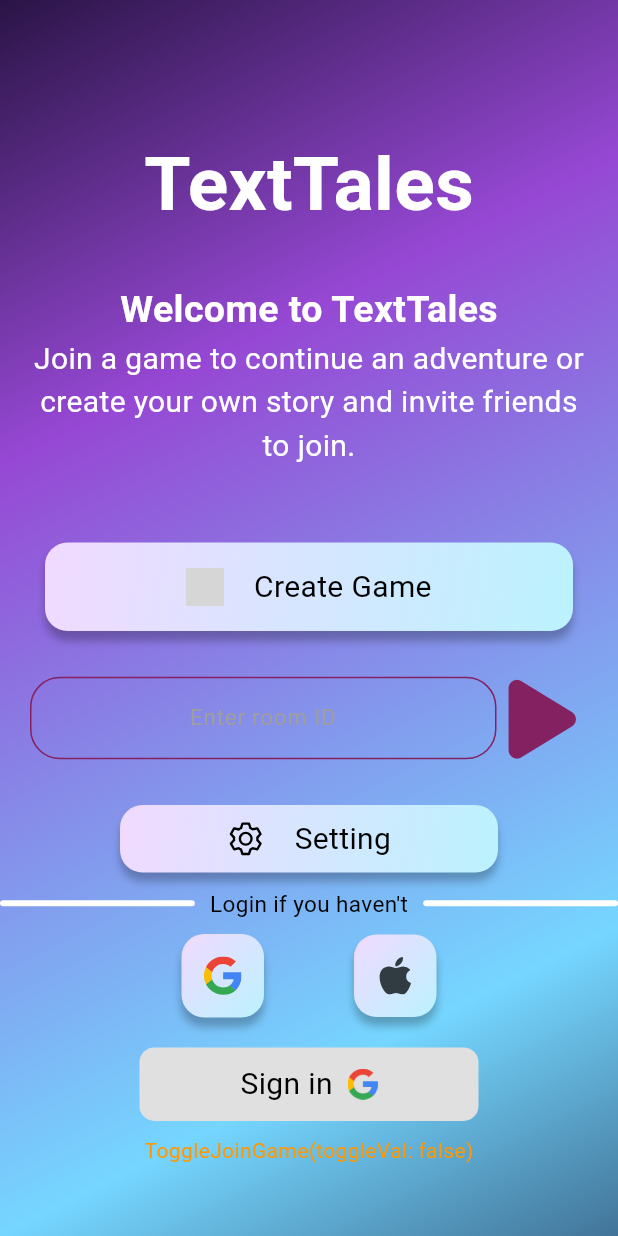
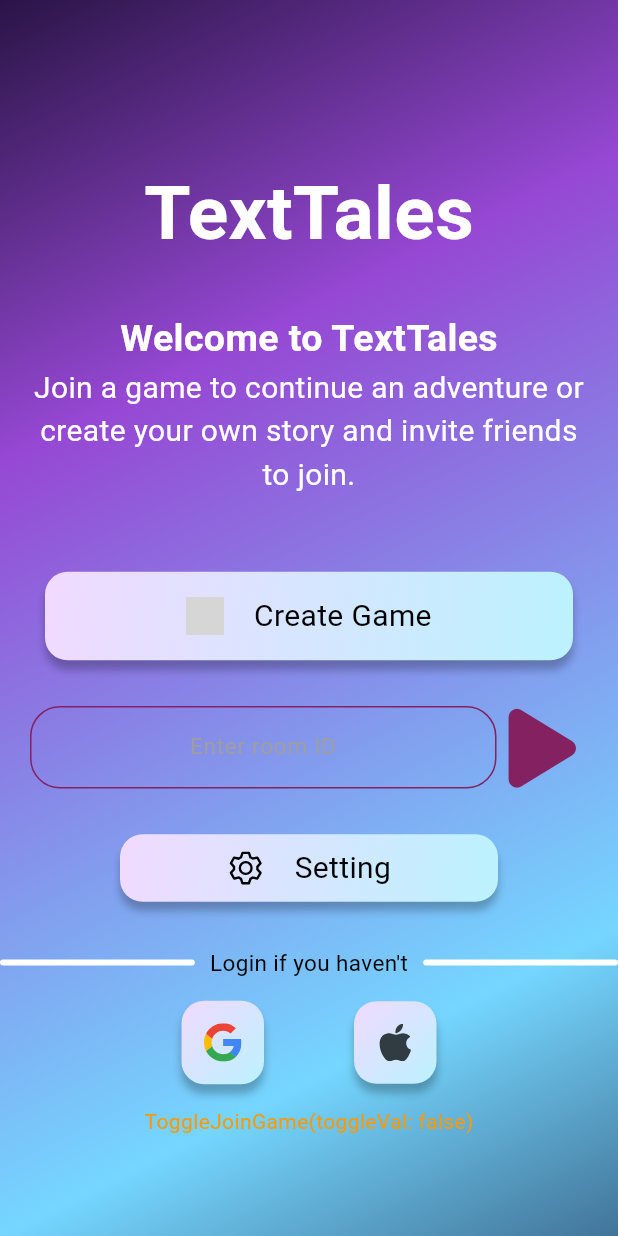
Before and after one commit to FrostyCake47/TextTales, a Flutter app: the screen it shows after launch, on a phone screen of 412 x 824 dp. Run offline on Flutter 3.47's test engine with Material 3 defaults, Android fonts, the light colour scheme and no system bars; our stand-ins replace firebase_auth, firebase_core, flutter_riverpod, flutter_spinkit, flutter_svg, fluttertoast and 4 more; missing offline and left inert: dart:ffi; accounts and stored records are empty; Roboto replaces fonts that are missing (Poppins); grey boxes are pictures that could not be loaded.

Commit message:
login ternary

```diff
--- a/lib/screens/home.dart
+++ b/lib/screens/home.dart
@@ -7,6 +7,7 @@ import 'package:firebase_core/firebase_core.dart';
 import 'package:flutter/material.dart';
 import 'package:flutter_riverpod/flutter_riverpod.dart';
 import 'package:flutter_spinkit/flutter_spinkit.dart';
+import 'package:flutter_svg/flutter_svg.dart';
 import 'package:fluttertoast/fluttertoast.dart';
 import 'package:riverpod/riverpod.dart';
 import 'package:font_awesome_flutter/font_awesome_flutter.dart';
@@ -100,7 +101,15 @@ class HomeScreen extends ConsumerWidget {
                               ),
                               const SizedBox(width: 10,),
                               Text(player.name, style: textMedium.copyWith(fontSize: 15),),
-                              const SizedBox(width: 10,)
+                              const SizedBox(width: 10,),
+                              GestureDetector(
+                                onTap: signOut,
+                                child: SvgPicture.asset(
+                                  'assets/signout.svg',
+                                  width: 25,
+                                  semanticsLabel: 'A red up arrow'
+                                ),
+                              ),
                             ],
                           ),
                         ),
@@ -169,13 +178,17 @@ class HomeScreen extends ConsumerWidget {
                   },
                   child: HomeBtn(text: 'Setting',imgSrc: 'setting', px: 8, mx: 80,)
                 ),
+                const SizedBox(
+                  height: 20,
+                ),
 
+                player.playerId == '' ?
+                Column(children: [
                   Row(
                     mainAxisAlignment: MainAxisAlignment.center,
                     children: [
                       Expanded(
                         child: Container(
-                        width: double.infinity,
                           padding: EdgeInsets.symmetric(vertical: 2),
                           margin: EdgeInsets.fromLTRB(0, 0, 10, 0),
                           decoration: BoxDecoration(
@@ -187,7 +200,6 @@ class HomeScreen extends ConsumerWidget {
                       Text("Login if you haven't", style: textMedium.copyWith(color: Colors.black, fontSize: 15),),
                       Expanded(
                         child: Container(
-                        width: double.infinity,
                           padding: EdgeInsets.symmetric(vertical: 2),
                           margin: EdgeInsets.fromLTRB(10, 0, 0, 0),
                           decoration: BoxDecoration(
@@ -199,7 +211,9 @@ class HomeScreen extends ConsumerWidget {
                     ],
                   ),
 
-                player.playerId == '' ? Row(
+                  Container(
+                    margin: const EdgeInsets.symmetric(vertical: 5),
+                    child: Row(
                       mainAxisAlignment: MainAxisAlignment.center,
                       children: [
                         GestureDetector(
@@ -211,55 +225,10 @@ class HomeScreen extends ConsumerWidget {
                           child: IntrinsicWidth(child: LoginBtn(imgSrc: 'apple')),
                         )
                       ],
-                ) : Container(),
-
-                player.playerId == '' ? GestureDetector(
-                  onTap: signInWithGoogle,
-                  child: Container(
-                    padding: const EdgeInsets.symmetric(vertical: 10, horizontal: 20),
-                    margin: const EdgeInsets.symmetric(vertical: 10),
-                    decoration: BoxDecoration(
-                      color: Colors.grey[300],
-                      borderRadius: BorderRadius.circular(10)
-                    ),
-                    child: FractionallySizedBox(
-                      widthFactor: 0.5,
-                      child: Row(
-                        mainAxisAlignment: MainAxisAlignment.center,
-
-                        children: [
-                          Text("Sign in", style: textMedium.copyWith(fontSize: 20, color: Colors.black)),
-                          SizedBox(width: 10,),
-                          Image.asset('assets/google.png', width: 20,)
-                        ],
                     ),
                   ),
-                  ),
-                ) :
-
-                GestureDetector(
-                  onTap: signOut,
-                  child: Container(
-                    padding: const EdgeInsets.symmetric(vertical: 10, horizontal: 20),
-                    margin: const EdgeInsets.symmetric(vertical: 10),
-                    decoration: BoxDecoration(
-                      color: Colors.grey[300],
-                      borderRadius: BorderRadius.circular(10)
-                    ),
-                    child: FractionallySizedBox(
-                      widthFactor: 0.5,
-                      child: Row(
-                        mainAxisAlignment: MainAxisAlignment.center,
-
-                        children: [
-                          Text("Sign out", style: textMedium.copyWith(fontSize: 20, color: Colors.black)),
-                          SizedBox(width: 10,),
-                          Image.asset('assets/google.png', width: 20,)
-                        ],
-                      ),
-                    ),
-                  ),
-                ),
+                ],)
+                : Container(),
 
                 Text(toggleJoinGame.toString())
               ],
```
Also changed, not shown: assets/signout.svg (added). Lines whose indentation alone changed are shown as unchanged.
